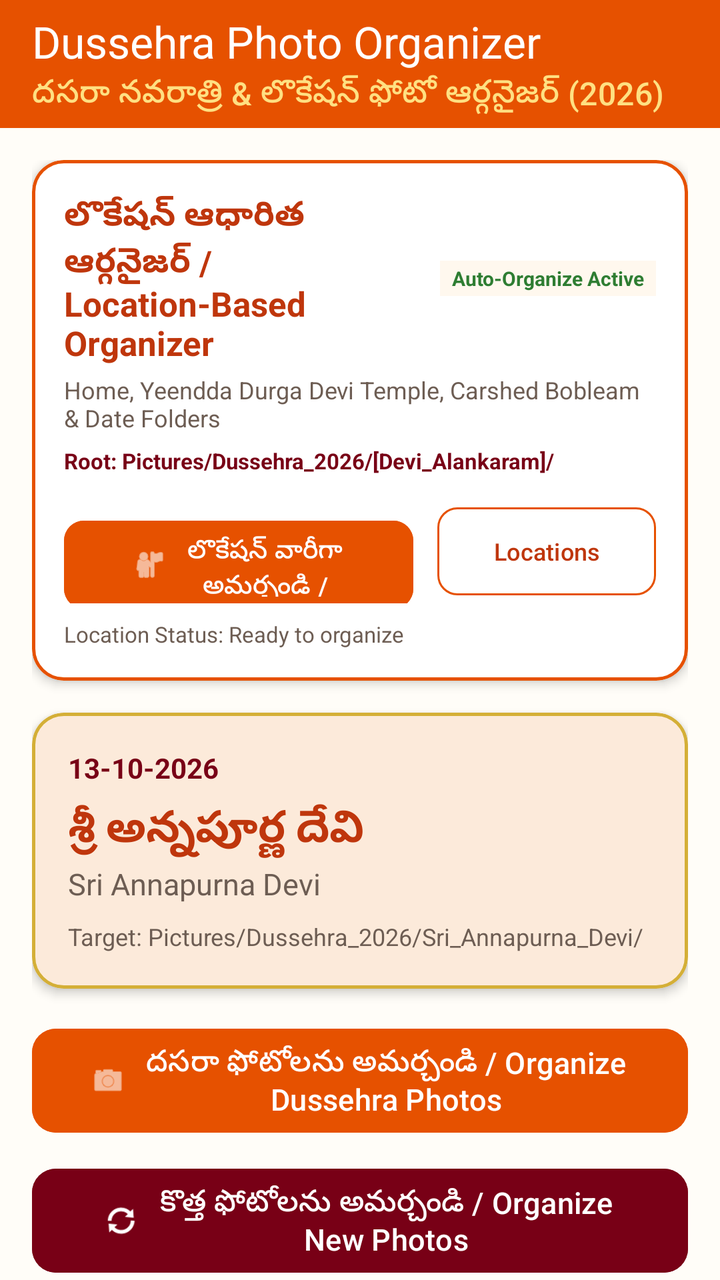
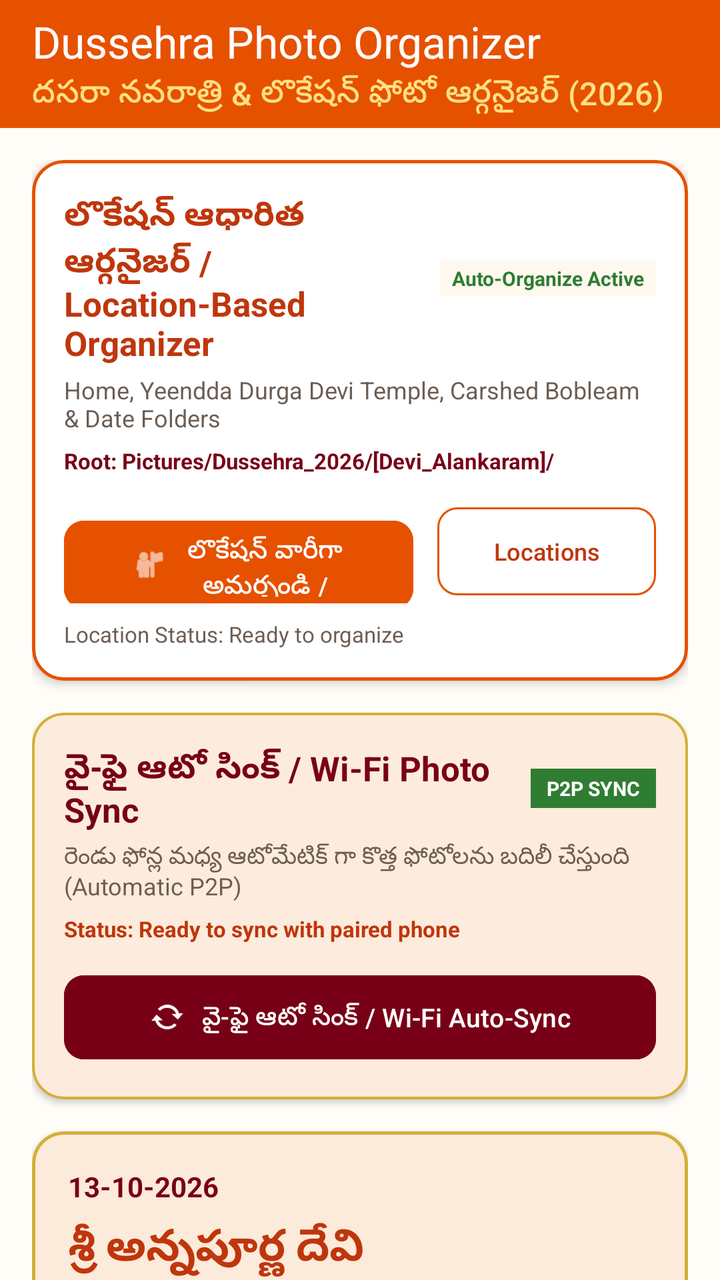

Compare the two renders of this Android layout. The source of the first and the diff that turns it into the second are given below.
<!-- AndroidManifest.xml: application theme Theme.DussehraPhotoOrganizer -->
<!-- res/layout/activity_main.xml -->
<?xml version="1.0" encoding="utf-8"?>
<androidx.coordinatorlayout.widget.CoordinatorLayout
    xmlns:android="http://schemas.android.com/apk/res/android"
    xmlns:app="http://schemas.android.com/apk/res-auto"
    android:layout_width="match_parent"
    android:layout_height="match_parent"
    android:background="@color/cream_background">

    <com.google.android.material.appbar.AppBarLayout
        android:layout_width="match_parent"
        android:layout_height="wrap_content"
        android:background="@color/primary_saffron">

        <com.google.android.material.appbar.MaterialToolbar
            android:id="@+id/toolbar"
            android:layout_width="match_parent"
            android:layout_height="?attr/actionBarSize"
            app:title="@string/app_name"
            app:titleTextColor="@color/text_on_saffron"
            app:subtitle="@string/app_subtitle"
            app:subtitleTextColor="@color/gold_light" />
    </com.google.android.material.appbar.AppBarLayout>

    <androidx.core.widget.NestedScrollView
        android:layout_width="match_parent"
        android:layout_height="match_parent"
        android:fillViewport="true"
        app:layout_behavior="@string/appbar_scrolling_view_behavior">

        <LinearLayout
            android:layout_width="match_parent"
            android:layout_height="wrap_content"
            android:orientation="vertical"
            android:padding="16dp">

            
            <com.google.android.material.card.MaterialCardView
                android:id="@+id/cardLocationOrganizer"
                android:layout_width="match_parent"
                android:layout_height="wrap_content"
                app:cardCornerRadius="16dp"
                app:cardElevation="3dp"
                app:strokeColor="@color/primary_saffron"
                app:strokeWidth="1.5dp"
                app:cardBackgroundColor="@color/white"
                android:layout_marginBottom="16dp">

                <LinearLayout
                    android:layout_width="match_parent"
                    android:layout_height="wrap_content"
                    android:orientation="vertical"
                    android:padding="16dp">

                    <LinearLayout
                        android:layout_width="match_parent"
                        android:layout_height="wrap_content"
                        android:orientation="horizontal"
                        android:gravity="center_vertical">

                        <TextView
                            android:layout_width="0dp"
                            android:layout_weight="1"
                            android:layout_height="wrap_content"
                            android:text="@string/location_dashboard_title"
                            android:textSize="17sp"
                            android:textStyle="bold"
                            android:textColor="@color/primary_saffron_dark" />

                        <TextView
                            android:id="@+id/tvAutoOrganizeBadge"
                            android:layout_width="wrap_content"
                            android:layout_height="wrap_content"
                            android:text="@string/auto_organize_badge"
                            android:textSize="10sp"
                            android:textStyle="bold"
                            android:textColor="@color/status_success"
                            android:background="@color/cream_surface"
                            android:paddingHorizontal="6dp"
                            android:paddingVertical="2dp" />
                    </LinearLayout>

                    <TextView
                        android:layout_width="match_parent"
                        android:layout_height="wrap_content"
                        android:text="@string/location_dashboard_subtitle"
                        android:textSize="12sp"
                        android:textColor="@color/text_secondary"
                        android:layout_marginTop="4dp" />

                    <TextView
                        android:layout_width="match_parent"
                        android:layout_height="wrap_content"
                        android:text="@string/location_storage_target"
                        android:textSize="11sp"
                        android:textStyle="bold"
                        android:textColor="@color/maroon_kumkum"
                        android:layout_marginTop="6dp" />

                    <LinearLayout
                        android:layout_width="match_parent"
                        android:layout_height="wrap_content"
                        android:orientation="horizontal"
                        android:layout_marginTop="12dp">

                        <com.google.android.material.button.MaterialButton
                            android:id="@+id/btnOrganizeLocation"
                            android:layout_width="0dp"
                            android:layout_weight="1.6"
                            android:layout_height="52dp"
                            android:text="@string/btn_organize_location"
                            android:textSize="13sp"
                            app:cornerRadius="10dp"
                            android:backgroundTint="@color/primary_saffron"
                            android:textColor="@color/text_on_saffron"
                            app:icon="@android:drawable/ic_menu_myplaces"
                            app:iconGravity="textStart"
                            android:layout_marginEnd="6dp" />

                        <com.google.android.material.button.MaterialButton
                            android:id="@+id/btnManageLocations"
                            android:layout_width="0dp"
                            android:layout_weight="1"
                            android:layout_height="52dp"
                            android:text="Locations"
                            android:textSize="12sp"
                            app:cornerRadius="10dp"
                            style="@style/Widget.Material3.Button.OutlinedButton"
                            android:textColor="@color/primary_saffron_dark"
                            app:strokeColor="@color/primary_saffron"
                            android:layout_marginStart="6dp" />
                    </LinearLayout>

                    <TextView
                        android:id="@+id/tvLastLocationResult"
                        android:layout_width="match_parent"
                        android:layout_height="wrap_content"
                        android:text="Location Status: Ready to organize"
                        android:textSize="11sp"
                        android:textColor="@color/text_secondary"
                        android:layout_marginTop="8dp" />

                </LinearLayout>
            </com.google.android.material.card.MaterialCardView>

            
            <com.google.android.material.card.MaterialCardView
                android:id="@+id/cardTodayAlankaram"
                android:layout_width="match_parent"
                android:layout_height="wrap_content"
                app:cardCornerRadius="16dp"
                app:cardElevation="3dp"
                app:strokeColor="@color/gold_turmeric"
                app:strokeWidth="1.5dp"
                app:cardBackgroundColor="@color/cream_surface"
                android:layout_marginBottom="16dp">

                <LinearLayout
                    android:layout_width="match_parent"
                    android:layout_height="wrap_content"
                    android:orientation="vertical"
                    android:padding="18dp">

                    <TextView
                        android:id="@+id/tvTodayDate"
                        android:layout_width="wrap_content"
                        android:layout_height="wrap_content"
                        android:text="13-10-2026"
                        android:textSize="14sp"
                        android:textColor="@color/maroon_kumkum"
                        android:textStyle="bold" />

                    <TextView
                        android:id="@+id/tvTodayTeluguTitle"
                        android:layout_width="wrap_content"
                        android:layout_height="wrap_content"
                        android:text="శ్రీ అన్నపూర్ణ దేవి"
                        android:textSize="22sp"
                        android:textStyle="bold"
                        android:textColor="@color/primary_saffron_dark"
                        android:layout_marginTop="6dp" />

                    <TextView
                        android:id="@+id/tvTodayEnglishTitle"
                        android:layout_width="wrap_content"
                        android:layout_height="wrap_content"
                        android:text="Sri Annapurna Devi"
                        android:textSize="15sp"
                        android:textColor="@color/text_secondary"
                        android:layout_marginTop="2dp" />

                    <TextView
                        android:id="@+id/tvTodayFolderTarget"
                        android:layout_width="wrap_content"
                        android:layout_height="wrap_content"
                        android:text="Target: Pictures/Dussehra_2026/Sri_Annapurna_Devi/"
                        android:textSize="12sp"
                        android:textColor="@color/text_secondary"
                        android:layout_marginTop="8dp" />
                </LinearLayout>
            </com.google.android.material.card.MaterialCardView>

            
            <com.google.android.material.button.MaterialButton
                android:id="@+id/btnOrganizeExisting"
                android:layout_width="match_parent"
                android:layout_height="60dp"
                android:text="@string/btn_organize_existing"
                android:textSize="15sp"
                app:cornerRadius="12dp"
                android:backgroundTint="@color/primary_saffron"
                android:textColor="@color/text_on_saffron"
                app:icon="@android:drawable/ic_menu_camera"
                app:iconGravity="textStart"
                android:layout_marginBottom="10dp" />

            <com.google.android.material.button.MaterialButton
                android:id="@+id/btnOrganizeNew"
                android:layout_width="match_parent"
                android:layout_height="60dp"
                android:text="@string/btn_organize_new"
                android:textSize="15sp"
                app:cornerRadius="12dp"
                android:backgroundTint="@color/maroon_kumkum"
                android:textColor="@color/text_on_maroon"
                app:icon="@android:drawable/ic_popup_sync"
                app:iconGravity="textStart"
                android:layout_marginBottom="16dp" />

            
            <LinearLayout
                android:layout_width="match_parent"
                android:layout_height="wrap_content"
                android:orientation="horizontal"
                android:layout_marginBottom="10dp">

                <com.google.android.material.button.MaterialButton
                    android:id="@+id/btnFestivalSchedule"
                    android:layout_width="0dp"
                    android:layout_weight="1"
                    android:layout_height="52dp"
                    android:text="షెడ్యూల్ / Schedule"
                    app:cornerRadius="10dp"
                    style="@style/Widget.Material3.Button.OutlinedButton"
                    android:textColor="@color/maroon_kumkum"
                    app:strokeColor="@color/maroon_kumkum"
                    android:layout_marginEnd="6dp" />

                <com.google.android.material.button.MaterialButton
                    android:id="@+id/btnViewOrganized"
                    android:layout_width="0dp"
                    android:layout_weight="1"
                    android:layout_height="52dp"
                    android:text="గ్యాలరీ / Gallery"
                    app:cornerRadius="10dp"
                    style="@style/Widget.Material3.Button.OutlinedButton"
                    android:textColor="@color/primary_saffron_dark"
                    app:strokeColor="@color/primary_saffron_dark"
                    android:layout_marginStart="6dp" />
            </LinearLayout>

            <com.google.android.material.button.MaterialButton
                android:id="@+id/btnSettings"
                android:layout_width="match_parent"
                android:layout_height="48dp"
                android:text="@string/btn_settings"
                app:cornerRadius="10dp"
                style="@style/Widget.Material3.Button.TextButton"
                android:textColor="@color/text_secondary"
                android:layout_marginBottom="16dp" />

            
            <com.google.android.material.card.MaterialCardView
                android:layout_width="match_parent"
                android:layout_height="wrap_content"
                app:cardCornerRadius="12dp"
                app:cardElevation="1dp"
                app:strokeColor="@color/card_border"
                app:strokeWidth="1dp"
                app:cardBackgroundColor="@color/white">

                <LinearLayout
                    android:layout_width="match_parent"
                    android:layout_height="wrap_content"
                    android:orientation="vertical"
                    android:padding="14dp">

                    <TextView
                        android:layout_width="wrap_content"
                        android:layout_height="wrap_content"
                        android:text="@string/last_result_title"
                        android:textSize="13sp"
                        android:textStyle="bold"
                        android:textColor="@color/maroon_kumkum" />

                    <TextView
                        android:id="@+id/tvLastResult"
                        android:layout_width="wrap_content"
                        android:layout_height="wrap_content"
                        android:text="@string/last_result_none"
                        android:textSize="13sp"
                        android:textColor="@color/text_primary"
                        android:layout_marginTop="4dp" />
                </LinearLayout>
            </com.google.android.material.card.MaterialCardView>

        </LinearLayout>
    </androidx.core.widget.NestedScrollView>

</androidx.coordinatorlayout.widget.CoordinatorLayout>
<!-- resources referenced by this layout -->
<resources>
  <color name="card_border">#F3E5D8</color>
  <color name="cream_background">#FFFDF8</color>
  <color name="cream_surface">#FFF8EE</color>
  <color name="gold_light">#FFE082</color>
  <color name="gold_turmeric">#D4AF37</color>
  <color name="maroon_kumkum">#780016</color>
  <color name="primary_saffron">#E65100</color>
  <color name="primary_saffron_dark">#BF360C</color>
  <color name="status_success">#2E7D32</color>
  <color name="text_on_maroon">#FFFFFF</color>
  <color name="text_on_saffron">#FFFFFF</color>
  <color name="text_primary">#2A1810</color>
  <color name="text_secondary">#6D5D53</color>
  <color name="white">#FFFFFF</color>
  <string name="app_name">Dussehra Photo Organizer</string>
  <string name="app_subtitle">దసరా నవరాత్రి &amp; లొకేషన్ ఫోటో ఆర్గనైజర్ (2026)</string>
  <string name="auto_organize_badge">Auto-Organize Active</string>
  <string name="btn_organize_existing">దసరా ఫోటోలను అమర్చండి / Organize Dussehra Photos</string>
  <string name="btn_organize_location">లొకేషన్ వారీగా అమర్చండి / Organize by Location</string>
  <string name="btn_organize_new">కొత్త ఫోటోలను అమర్చండి / Organize New Photos</string>
  <string name="btn_settings">సెట్టింగ్స్ / Settings</string>
  <string name="last_result_none">ఇంకా ఫోటోలను అమర్చలేదు / No photos processed yet</string>
  <string name="last_result_title">చివరి ఫలితం / Last Result</string>
  <string name="location_dashboard_subtitle">Home, Yeendda Durga Devi Temple, Carshed Bobleam &amp; Date Folders</string>
  <string name="location_dashboard_title">లొకేషన్ ఆధారిత ఆర్గనైజర్ / Location-Based Organizer</string>
  <string name="location_storage_target">Root: Pictures/Dussehra_2026/[Devi_Alankaram]/</string>
  <style name="Theme.DussehraPhotoOrganizer" parent="Theme.Material3.DayNight.NoActionBar">
          
          <item name="colorPrimary">@color/primary_saffron</item>
          <item name="colorOnPrimary">@color/text_on_saffron</item>
          <item name="colorPrimaryContainer">@color/primary_saffron_light</item>
          
          
          <item name="colorSecondary">@color/maroon_kumkum</item>
          <item name="colorOnSecondary">@color/text_on_maroon</item>
  
          
          <item name="android:colorBackground">@color/cream_background</item>
          <item name="colorSurface">@color/cream_surface</item>
          <item name="colorOnSurface">@color/text_primary</item>
  
          
          <item name="android:statusBarColor">@color/primary_saffron_dark</item>
          <item name="android:windowLightStatusBar">false</item>
      </style>
  <color name="primary_saffron_light">#FFB74D</color>
</resources>

<!-- the commit's change to res/layout/activity_main.xml (unified diff, before → after) -->
@@ -144,6 +144,93 @@
 
             
             <com.google.android.material.card.MaterialCardView
+                android:id="@+id/cardWifiSync"
+                android:layout_width="match_parent"
+                android:layout_height="wrap_content"
+                app:cardCornerRadius="16dp"
+                app:cardElevation="2dp"
+                app:strokeColor="@color/gold_turmeric"
+                app:strokeWidth="1.2dp"
+                app:cardBackgroundColor="@color/cream_surface"
+                android:layout_marginBottom="16dp">
+
+                <LinearLayout
+                    android:layout_width="match_parent"
+                    android:layout_height="wrap_content"
+                    android:orientation="vertical"
+                    android:padding="16dp">
+
+                    <LinearLayout
+                        android:layout_width="match_parent"
+                        android:layout_height="wrap_content"
+                        android:orientation="horizontal"
+                        android:gravity="center_vertical">
+
+                        <TextView
+                            android:layout_width="0dp"
+                            android:layout_weight="1"
+                            android:layout_height="wrap_content"
+                            android:text="@string/title_wifi_sync"
+                            android:textSize="17sp"
+                            android:textStyle="bold"
+                            android:textColor="@color/maroon_kumkum" />
+
+                        <TextView
+                            android:id="@+id/tvWifiSyncBadge"
+                            android:layout_width="wrap_content"
+                            android:layout_height="wrap_content"
+                            android:text="P2P SYNC"
+                            android:textSize="10sp"
+                            android:textStyle="bold"
+                            android:textColor="@color/white"
+                            android:background="@color/status_success"
+                            android:paddingHorizontal="8dp"
+                            android:paddingVertical="3dp" />
+                    </LinearLayout>
+
+                    <TextView
+                        android:id="@+id/tvWifiSyncSubtitle"
+                        android:layout_width="match_parent"
+                        android:layout_height="wrap_content"
+                        android:text="@string/wifi_sync_desc"
+                        android:textSize="12sp"
+                        android:textColor="@color/text_secondary"
+                        android:layout_marginTop="4dp" />
+
+                    <TextView
+                        android:id="@+id/tvWifiSyncStatus"
+                        android:layout_width="match_parent"
+                        android:layout_height="wrap_content"
+                        android:text="Status: Ready to sync with paired phone"
+                        android:textSize="11sp"
+                        android:textStyle="bold"
+                        android:textColor="@color/primary_saffron_dark"
+                        android:layout_marginTop="6dp" />
+
+                    <LinearLayout
+                        android:layout_width="match_parent"
+                        android:layout_height="wrap_content"
+                        android:orientation="horizontal"
+                        android:layout_marginTop="12dp">
+
+                        <com.google.android.material.button.MaterialButton
+                            android:id="@+id/btnWifiSync"
+                            android:layout_width="match_parent"
+                            android:layout_height="50dp"
+                            android:text="@string/btn_wifi_sync"
+                            android:textSize="13sp"
+                            app:cornerRadius="10dp"
+                            android:backgroundTint="@color/maroon_kumkum"
+                            android:textColor="@color/white"
+                            app:icon="@android:drawable/stat_notify_sync"
+                            app:iconGravity="textStart" />
+                    </LinearLayout>
+
+                </LinearLayout>
+            </com.google.android.material.card.MaterialCardView>
+
+            
+            <com.google.android.material.card.MaterialCardView
                 android:id="@+id/cardTodayAlankaram"
                 android:layout_width="match_parent"
                 android:layout_height="wrap_content"
<!-- resource entries referenced after the edit -->
@@ -21,11 +21,14 @@
   <string name="btn_organize_location">లొకేషన్ వారీగా అమర్చండి / Organize by Location</string>
   <string name="btn_organize_new">కొత్త ఫోటోలను అమర్చండి / Organize New Photos</string>
   <string name="btn_settings">సెట్టింగ్స్ / Settings</string>
+  <string name="btn_wifi_sync">వై-ఫై ఆటో సింక్ / Wi-Fi Auto-Sync</string>
   <string name="last_result_none">ఇంకా ఫోటోలను అమర్చలేదు / No photos processed yet</string>
   <string name="last_result_title">చివరి ఫలితం / Last Result</string>
   <string name="location_dashboard_subtitle">Home, Yeendda Durga Devi Temple, Carshed Bobleam &amp; Date Folders</string>
   <string name="location_dashboard_title">లొకేషన్ ఆధారిత ఆర్గనైజర్ / Location-Based Organizer</string>
   <string name="location_storage_target">Root: Pictures/Dussehra_2026/[Devi_Alankaram]/</string>
+  <string name="title_wifi_sync">వై-ఫై ఆటో సింక్ / Wi-Fi Photo Sync</string>
+  <string name="wifi_sync_desc">రెండు ఫోన్ల మధ్య ఆటోమేటిక్ గా కొత్త ఫోటోలను బదిలీ చేస్తుంది (Automatic P2P)</string>
   <style name="Theme.DussehraPhotoOrganizer" parent="Theme.Material3.DayNight.NoActionBar">
           
           <item name="colorPrimary">@color/primary_saffron</item>
